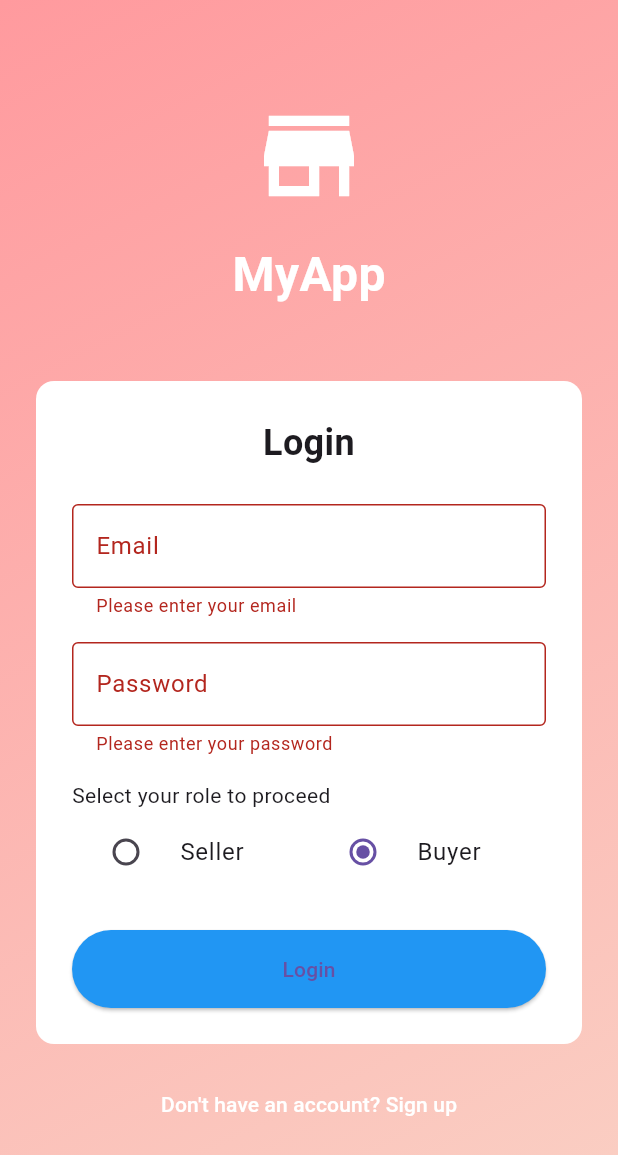
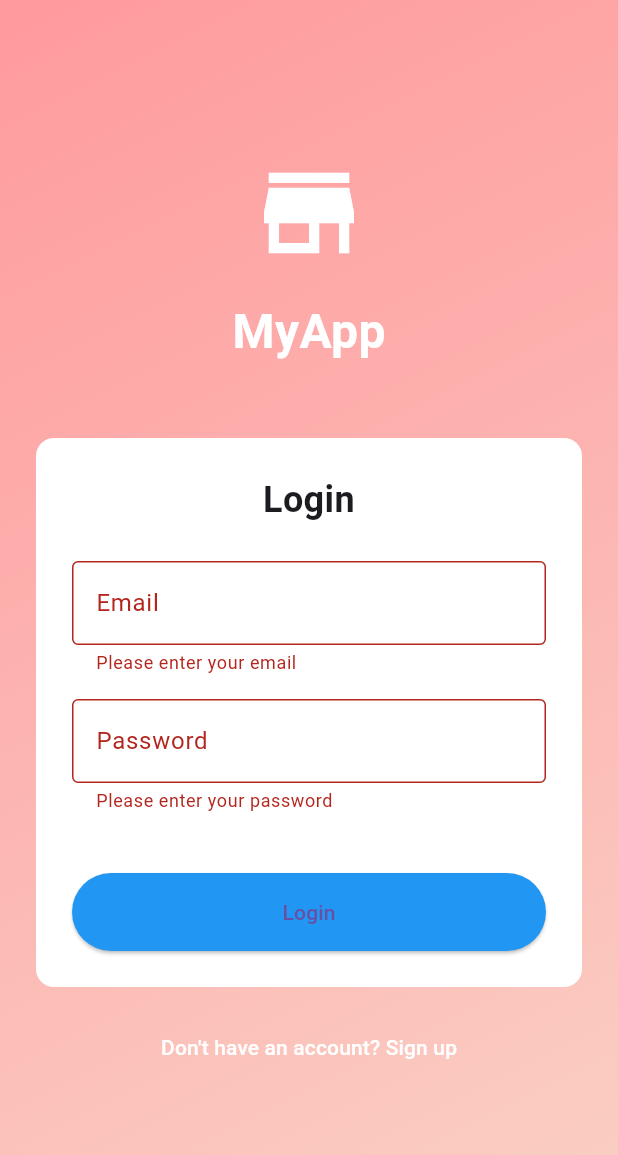
Before and after one commit to akhankhan/rock, a Flutter app: the screen it shows after launch, after a tap on "Login", on a phone screen of 412 x 824 dp. Shown: the top 1155 px of the screen. Run offline on Flutter 3.47's test engine with Material 3 defaults, Android fonts, the phone set to English and light mode, and no system bars; our stand-ins replace cloud_firestore, firebase_auth, firebase_core, firebase_storage, image_picker; accounts and stored records are empty.

Commit message:
working seller

```diff
--- a/lib/presentation/screens/auth/auth_controller.dart
+++ b/lib/presentation/screens/auth/auth_controller.dart
@@ -1,22 +1,21 @@
 import 'package:cloud_firestore/cloud_firestore.dart';
 import 'package:firebase_auth/firebase_auth.dart';
 import 'package:flutter/foundation.dart';
-import 'package:shared_preferences/shared_preferences.dart';
 
 class AuthController with ChangeNotifier {
   final FirebaseAuth _auth = FirebaseAuth.instance;
   final FirebaseFirestore _firestore = FirebaseFirestore.instance;
   bool isLoading = false;
   User? _user;
-  String? _role;
+  //String? _role;
 
   User? get user => _user;
-  String? get role => _role;
+  //String? get role => _role;
 
   AuthController() {
     _auth.authStateChanges().listen((User? user) {
       _user = user;
-      _loadRole();
+      //   _loadRole();
       notifyListeners();
     });
   }
@@ -28,25 +27,25 @@ class AuthController with ChangeNotifier {
     if (freshUser != null) {
       await freshUser.reload();
       _user = _auth.currentUser;
-      await _loadRole();
+      // await _loadRole();
       notifyListeners();
     }
   }
 
-  Future<void> _loadRole() async {
-    if (_user != null) {
-      try {
-        DocumentSnapshot userDoc =
-            await _firestore.collection('users').doc(_user!.uid).get();
-        if (userDoc.exists) {
-          _role = userDoc.get('role');
-          notifyListeners();
-        }
-      } catch (e) {
-        print("Error loading role: $e");
-      }
-    }
-  }
+  // Future<void> _loadRole() async {
+  //   if (_user != null) {
+  //     try {
+  //       DocumentSnapshot userDoc =
+  //           await _firestore.collection('users').doc(_user!.uid).get();
+  //       if (userDoc.exists) {
+  //         _role = userDoc.get('role');
+  //         notifyListeners();
+  //       }
+  //     } catch (e) {
+  //       print("Error loading role: $e");
+  //     }
+  //   }
+  // }
 
   Future<void> signUp(
       String email, String password, String fullName, String role) async {
@@ -73,7 +72,7 @@ class AuthController with ChangeNotifier {
         'createdAt': FieldValue.serverTimestamp(),
       });
 
-      _role = role;
+      // _role = role;
       isLoading = false;
       notifyListeners();
     } catch (e) {
@@ -94,7 +93,7 @@ class AuthController with ChangeNotifier {
         password: password,
       );
       _user = userCredential.user;
-      await _loadRole();
+      //  await _loadRole();
 
       isLoading = false;
       notifyListeners();
@@ -110,7 +109,7 @@ class AuthController with ChangeNotifier {
     try {
       await _auth.signOut();
       _user = null;
-      _role = null;
+      //  _role = null;
       notifyListeners();
     } catch (e) {
       print("Error during logout: $e");
--- a/lib/presentation/screens/auth/auth_screen.dart
+++ b/lib/presentation/screens/auth/auth_screen.dart
@@ -15,7 +15,7 @@ class _AuthScreenState extends State<AuthScreen> {
   final _emailController = TextEditingController();
   final _passwordController = TextEditingController();
   final _nameController = TextEditingController();
-  String _selectedRole = 'Buyer';
+  final String _selectedRole = 'Buyer';
 
   @override
   Widget build(BuildContext context) {
@@ -117,35 +117,35 @@ class _AuthScreenState extends State<AuthScreen> {
                               },
                             ),
                             const SizedBox(height: 16),
-                            const Text('Select your role to proceed'),
-                            Row(
-                              children: [
-                                Expanded(
-                                  child: RadioListTile(
-                                    title: const Text('Seller'),
-                                    value: 'Seller',
-                                    groupValue: _selectedRole,
-                                    onChanged: (value) {
-                                      setState(() {
-                                        _selectedRole = value.toString();
-                                      });
-                                    },
-                                  ),
-                                ),
-                                Expanded(
-                                  child: RadioListTile(
-                                    title: const Text('Buyer'),
-                                    value: 'Buyer',
-                                    groupValue: _selectedRole,
-                                    onChanged: (value) {
-                                      setState(() {
-                                        _selectedRole = value.toString();
-                                      });
-                                    },
-                                  ),
-                                ),
-                              ],
-                            ),
+                            // const Text('Select your role to proceed'),
+                            // Row(
+                            //   children: [
+                            //     Expanded(
+                            //       child: RadioListTile(
+                            //         title: const Text('Seller'),
+                            //         value: 'Seller',
+                            //         groupValue: _selectedRole,
+                            //         onChanged: (value) {
+                            //           setState(() {
+                            //             _selectedRole = value.toString();
+                            //           });
+                            //         },
+                            //       ),
+                            //     ),
+                            //     Expanded(
+                            //       child: RadioListTile(
+                            //         title: const Text('Buyer'),
+                            //         value: 'Buyer',
+                            //         groupValue: _selectedRole,
+                            //         onChanged: (value) {
+                            //           setState(() {
+                            //             _selectedRole = value.toString();
+                            //           });
+                            //         },
+                            //       ),
+                            //     ),
+                            //   ],
+                            // ),
                             const SizedBox(height: 24),
                             ElevatedButton(
                               onPressed: () async {
--- /dev/null
+++ b/lib/presentation/screens/buyer/add_product/add_product_provider.dart
@@ -0,0 +1,3 @@
+import 'package:flutter/material.dart';
+
+class AddProductProvider extends ChangeNotifier {}
```
Also changed, not shown: lib/presentation/screens/buyer/add_product/add_product.dart (added, +21 -0 lines), lib/presentation/screens/buyer/buyer.dart (added, +12 -0 lines), lib/presentation/screens/home/home_privder.dart (added, +12 -0 lines), lib/presentation/screens/home/home_screen.dart (+84 -3 lines), lib/presentation/screens/seller/seller.dart (added, +12 -0 lines), lib/presentation/widgets/custom_textfield.dart (added, +65 -0 lines).
